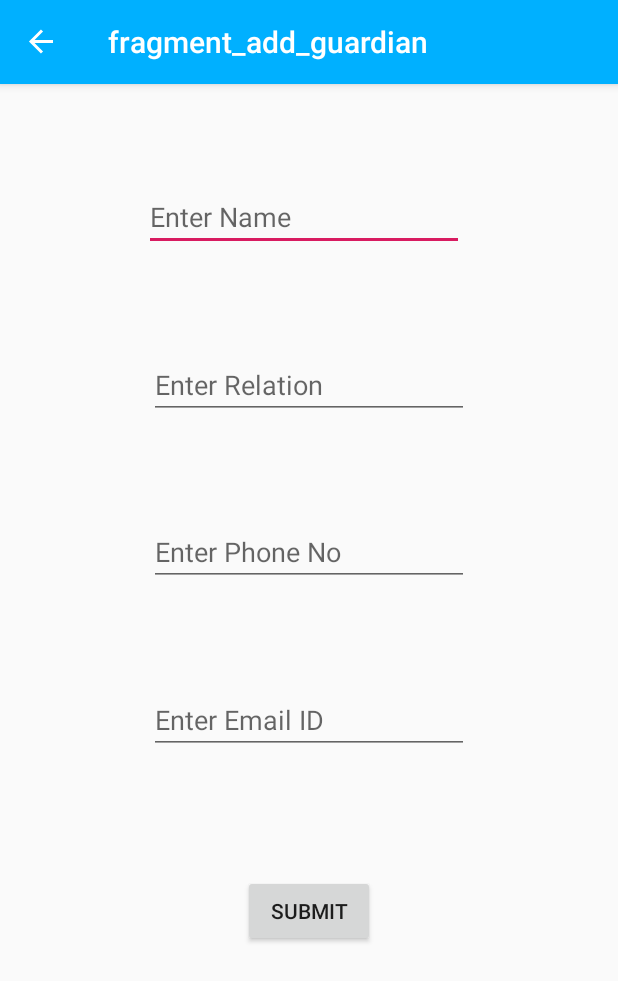
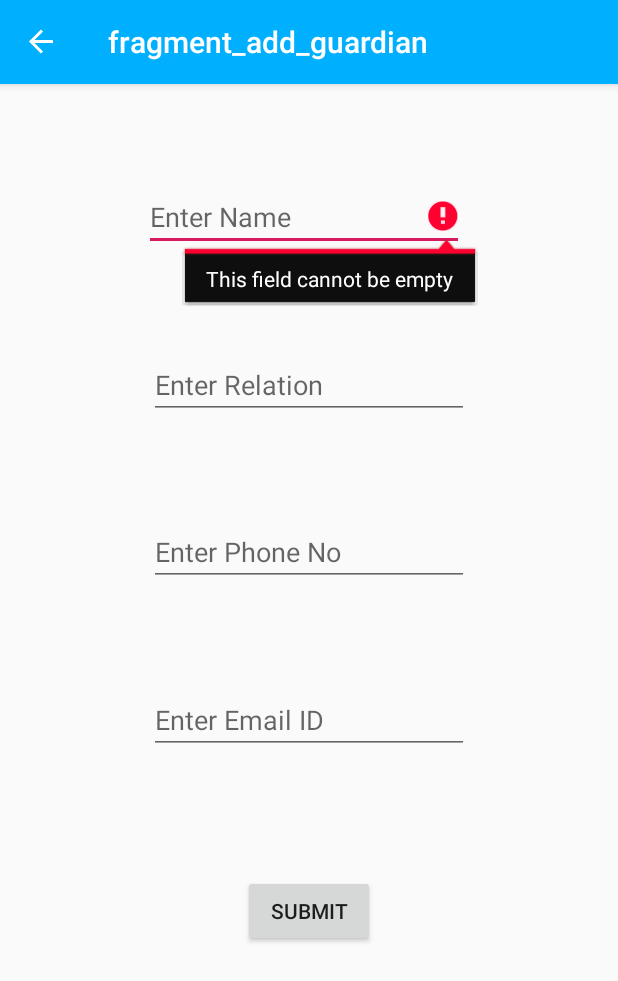
Before and after one commit to ShubhamYGS/WomenSafetyApp, an Android app: the AddGuardian screen opened through its navigation route, after a tap on "SUBMIT", on a phone screen of 412 x 824 dp. Shown: the top 981 px of the screen. Run offline under Robolectric (Android 15) with nearby library versions, the phone set to English and light mode, and no system bars; our stand-ins replace Firebase (no records; nobody signed in at launch, a user with empty details on screens opened directly), Room's generated code, data binding, navigation-ui; libraries missing offline, so code that uses them is left out: com.firebase.ui.

```diff
--- a/app/src/main/java/com/shubham/womensafety/database/Guardian.kt
+++ b/app/src/main/java/com/shubham/womensafety/database/Guardian.kt
@@ -19,6 +19,6 @@ data class Guardian (
     @ColumnInfo(name="guardian_phoneno")
     var guardianPhoneNo:String = "",
 
-    @ColumnInfo(name="email_id")
+    @ColumnInfo(name="guardian_emailid")
     var guardianEmail:String = ""
 )
--- a/app/src/main/java/com/shubham/womensafety/database/GuardianDao.kt
+++ b/app/src/main/java/com/shubham/womensafety/database/GuardianDao.kt
@@ -17,4 +17,6 @@ interface GuardianDao{
     @Query("SELECT * from guardian_table ORDER BY guardianId DESC")
     fun getAllGuardians(): LiveData<List<Guardian>>
 
+    @Query("SELECT * from guardian_table")
+    fun getEmail(): List<Guardian>
 }
--- a/app/src/main/java/com/shubham/womensafety/guardiandetail/AddGuardian.kt
+++ b/app/src/main/java/com/shubham/womensafety/guardiandetail/AddGuardian.kt
@@ -1,6 +1,7 @@
 package com.shubham.womensafety.guardiandetail
 
 import android.os.Bundle
+import android.text.TextUtils
 import android.util.Log
 import androidx.fragment.app.Fragment
 import android.view.LayoutInflater
@@ -9,6 +10,7 @@ import android.view.ViewGroup
 import android.widget.Toast
 import androidx.databinding.DataBindingUtil
 import androidx.lifecycle.ViewModelProviders
+import androidx.navigation.fragment.findNavController
 import androidx.room.Room
 import com.shubham.womensafety.R
 import com.shubham.womensafety.database.Guardian
@@ -47,14 +49,33 @@ class AddGuardian : Fragment() {
     }
 
     private fun addData(){
+        if(TextUtils.isEmpty(binding.editName.text.toString())){
+            binding.editName.setError("This field cannot be empty")
+            return
+        }
+        else if(TextUtils.isEmpty(binding.editRelation.text.toString())){
+            binding.editRelation.setError("This field cannot be empty")
+            return
+        }
+        else if(TextUtils.isEmpty(binding.editPhone.text.toString())){
+            binding.editPhone.setError("This field cannot be empty")
+            return
+        }
+        else if(TextUtils.isEmpty(binding.editEmail.text.toString())){
+            binding.editEmail.setError("This field cannot be empty")
+            return
+        }
         name = binding.editName.text.toString()
-        relation = binding.editEmail.text.toString()
+        relation = binding.editRelation.text.toString()
         phone = binding.editPhone.text.toString()
-        email = binding.editRelation.text.toString()
+        email = binding.editEmail.text.toString()
 
         val guardian = Guardian(null,name,relation,phone,email)
         model.insert(guardian)
 
-        Toast.makeText(activity!!,"Data Inserted Succesfully",Toast.LENGTH_SHORT).show()
+        Toast.makeText(activity!!,"Data Inserted Successfully",Toast.LENGTH_SHORT).show()
+
+        findNavController().navigate(AddGuardianDirections.actionAddGuardianToGuardianInfo())
+
     }
 }
--- a/app/src/main/java/com/shubham/womensafety/guardiandetail/GuardianAdapter.kt
+++ b/app/src/main/java/com/shubham/womensafety/guardiandetail/GuardianAdapter.kt
@@ -21,9 +21,9 @@ class GuardianAdapter(val guardians: List<Guardian>)
 
     override fun onBindViewHolder(holder: GuardianAdapter.ViewHolder, position: Int) {
         holder.name.text = guardians[position].guardianName
-        holder.relation.text = guardians[position].guardianEmail
+        holder.relation.text = guardians[position].guardianRelation
         holder.phone.text = guardians[position].guardianPhoneNo
-        holder.email.text = guardians[position].guardianRelation
+        holder.email.text = guardians[position].guardianEmail
 
     }
 
@@ -40,7 +40,6 @@ class GuardianAdapter(val guardians: List<Guardian>)
         val relation = itemView.textRelation
         val phone = itemView.textPhone
         val email = itemView.textEmail
-
     }
 
 }
--- a/app/src/main/java/com/shubham/womensafety/guardiandetail/GuardianInfoViewModel.kt
+++ b/app/src/main/java/com/shubham/womensafety/guardiandetail/GuardianInfoViewModel.kt
@@ -1,13 +1,9 @@
 package com.shubham.womensafety.guardiandetail
 
 import android.app.Application
-import android.widget.Toast
 import androidx.lifecycle.AndroidViewModel
 import androidx.lifecycle.LiveData
-import androidx.lifecycle.MutableLiveData
-import androidx.lifecycle.ViewModel
 import com.shubham.womensafety.database.Guardian
-import com.shubham.womensafety.database.GuardianDao
 import com.shubham.womensafety.database.GuardianDatabase
 import kotlinx.coroutines.*
 
--- /dev/null
+++ b/app/src/main/res/drawable/info.xml
@@ -0,0 +1,9 @@
+<vector xmlns:android="http://schemas.android.com/apk/res/android"
+        android:width="24dp"
+        android:height="24dp"
+        android:viewportWidth="24.0"
+        android:viewportHeight="24.0">
+    <path
+        android:fillColor="#FF000000"
+        android:pathData="M11,17h2v-6h-2v6zM12,2C6.48,2 2,6.48 2,12s4.48,10 10,10 10,-4.48 10,-10S17.52,2 12,2zM12,20c-4.41,0 -8,-3.59 -8,-8s3.59,-8 8,-8 8,3.59 8,8 -3.59,8 -8,8zM11,9h2L13,7h-2v2z"/>
+</vector>
--- a/app/src/main/res/layout/fragment_guardian_info.xml
+++ b/app/src/main/res/layout/fragment_guardian_info.xml
@@ -24,7 +24,7 @@
             android:layout_marginStart="10dp"
             android:layout_marginTop="10dp"
             android:layout_marginEnd="10dp"
-            android:text="Button"
+            android:text="Add Guardian"
             app:layout_constraintEnd_toEndOf="parent"
             app:layout_constraintStart_toStartOf="parent"
             app:layout_constraintTop_toTopOf="parent" />
@@ -34,7 +34,7 @@
             android:layout_width="409dp"
             android:layout_height="671dp"
             android:layout_marginStart="1dp"
-            android:layout_marginTop="7dp"
+            android:layout_marginTop="12dp"
             android:layout_marginEnd="1dp"
             android:layout_marginBottom="1dp"
             app:layout_constraintBottom_toBottomOf="parent"
--- a/app/src/main/res/menu/navdrawer_menu.xml
+++ b/app/src/main/res/menu/navdrawer_menu.xml
@@ -3,19 +3,19 @@
     xmlns:android="http://schemas.android.com/apk/res/android">
 
     <item
-        android:id="@+id/rulesFragment"
+        android:id="@+id/mapsActivity"
         android:icon="@drawable/location"
-        android:title="Geo Location" />
+        android:title="@string/drawer_location" />
     <item
-        android:id="@+id/aboutFragment"
-        android:icon="@drawable/logout"
-        android:title="Guardian Details" />
-    <item android:title="Sub items">
+        android:id="@+id/guardianInfo"
+        android:icon="@drawable/info"
+        android:title="@string/drawer_guardian" />
+    <item android:title="Account Settings">
         <menu>
             <item
                 android:id="@+id/logout_user"
                 android:icon="@drawable/logout"
-                android:title="Logout" />
+                android:title="@string/drawer_logout" />
         </menu>
     </item>
 </menu>
--- a/app/src/main/res/navigation/navigation.xml
+++ b/app/src/main/res/navigation/navigation.xml
@@ -35,7 +35,11 @@
         android:id="@+id/addGuardian"
         android:name="com.shubham.womensafety.guardiandetail.AddGuardian"
         android:label="fragment_add_guardian"
-        tools:layout="@layout/fragment_add_guardian" />
+        tools:layout="@layout/fragment_add_guardian" >
+        <action
+            android:id="@+id/action_addGuardian_to_guardianInfo"
+            app:destination="@id/guardianInfo" />
+    </fragment>
     <activity
         android:id="@+id/mapsActivity"
         android:name="com.shubham.womensafety.MapsActivity"
--- a/app/src/main/res/values/strings.xml
+++ b/app/src/main/res/values/strings.xml
@@ -11,4 +11,11 @@
     <string name="terrain_map">Terrain Map</string>
 
     <string name="location_permission_not_granted">Location Permission not granted</string>
+
+    <string name="drawer_location">Check Location</string>
+    <string name="drawer_guardian">Guardian Details</string>
+    <string name="drawer_logout">Logout</string>
+
+    <string name="problem">Hello, I am in trouble. Click on the below link to see my location: \n</string>
+
 </resources>
```
Also changed, not shown: app/src/main/java/com/shubham/womensafety/DashBoardFragment.kt (+73 -26 lines), app/src/main/res/layout/fragment_dash_board.xml (+7 -3 lines), app/src/main/res/layout/list_view.xml (+15 -9 lines), app/src/main/res/font/oldstandard.ttf (added).
